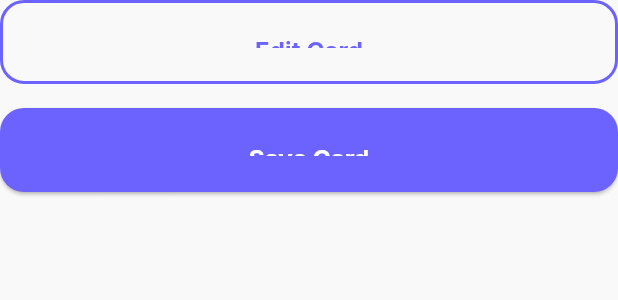
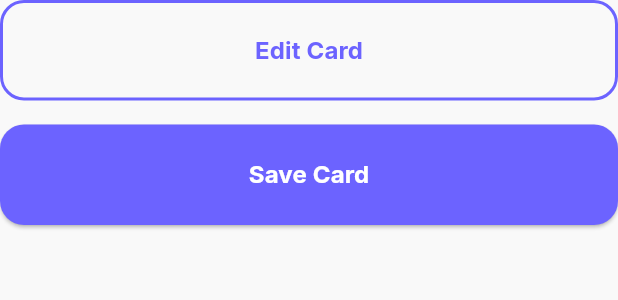
Before and after one commit to 2EDX7/Cardly, a Flutter app: the ProfileActionButtons widget shown alone on an empty page, opened directly with empty values, on a phone screen of 412 x 824 dp. Shown: the top 300 px of the screen. Run offline on Flutter 3.47's test engine with Material 3 defaults, Android fonts, the phone set to English and light mode, and no system bars; our stand-ins replace google_fonts.

Commit message:
fix: fixed the issue with the buttons in the emulator

```diff
--- a/flutter app/lib/screens/profile/edit_card_page.dart
+++ b/flutter app/lib/screens/profile/edit_card_page.dart
@@ -331,7 +331,7 @@ class _EditCardPageState extends State<EditCardPage> {
               // Save Button
               SizedBox(
                 width: double.infinity,
-                height: 56,
+                // height: 56,
                 child: ElevatedButton(
                   onPressed: _saveChanges,
                   child: Text(
--- a/flutter app/lib/screens/profile/widgets/profile_action_buttons.dart
+++ b/flutter app/lib/screens/profile/widgets/profile_action_buttons.dart
@@ -20,7 +20,7 @@ class ProfileActionButtons extends StatelessWidget {
         // Edit Card Button (Outlined)
         SizedBox(
           width: double.infinity,
-          height: 56,
+          // height: 56,
           child: OutlinedButton(
             onPressed: onEditPressed,
             child: Text(
@@ -37,7 +37,7 @@ class ProfileActionButtons extends StatelessWidget {
         // Save Card Button (Filled)
         SizedBox(
           width: double.infinity,
-          height: 56,
+          // height: 56,
           child: ElevatedButton(
             onPressed: onSavePressed,
             child: Text(
```
